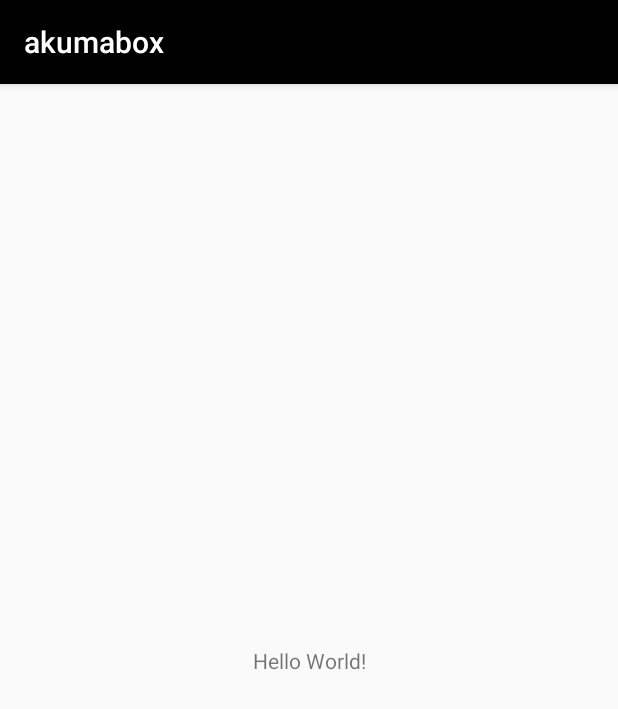
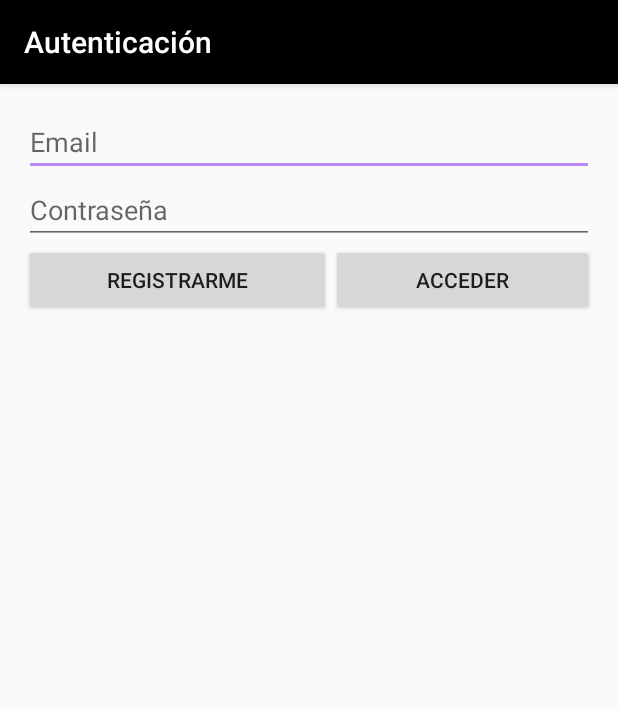
Before and after one commit to Jonadeleon/akumabox, an Android app: the screen it shows after launch (MainActivity before the commit, AuthActivity after it), on a phone screen of 412 x 824 dp. Shown: the top 709 px of the screen. Run offline under Robolectric (Android 15) with nearby library versions, the phone set to English and light mode, and no system bars; our stand-ins replace Firebase (no records; nobody signed in at launch, a user with empty details on screens opened directly).

Commit message:
Cambio de icono y de pantalla de carga inicial. Cambio fondos de la app Añadido pantalla de registro/acceso Añadiendo pantalla de informacion de jugador

```diff
--- /dev/null
+++ b/app/src/main/java/com/bulur/akumabox/AuthActivity.kt
@@ -0,0 +1,69 @@
+package com.bulur.akumabox
+
+import android.content.Intent
+import androidx.appcompat.app.AppCompatActivity
+import android.os.Bundle
+import androidx.appcompat.app.AlertDialog
+import com.google.firebase.analytics.FirebaseAnalytics
+import com.google.firebase.auth.FirebaseAuth
+import kotlinx.android.synthetic.main.activity_auth.*
+
+class AuthActivity : AppCompatActivity() {
+    override fun onCreate(savedInstanceState: Bundle?) {
+        //sleep es opcional, normalmente no se pone un tiempo de carga
+        //Thread.sleep(2000)
+
+        //establecemos el Theme
+        setTheme(R.style.AppTheme)
+
+        super.onCreate(savedInstanceState)
+        setContentView(R.layout.activity_auth)
+
+        //setup
+        setup()
+    }
+
+    //Setup
+    private fun setup(){
+        title = "Autenticación"
+        signUpButton.setOnClickListener {
+            if (emailEditText.text.isNotEmpty() && passwordEditText.text.isNotEmpty()) {
+                FirebaseAuth.getInstance().createUserWithEmailAndPassword(emailEditText.text.toString(), passwordEditText.text.toString()).addOnCompleteListener{
+                    if (it.isSuccessful){
+                        showHome(it.result?.user?.email ?:"")
+                    } else {
+                        showAlert()
+                    }
+                }
+            }
+        }
+
+        logInButton.setOnClickListener {
+            if (emailEditText.text.isNotEmpty() && passwordEditText.text.isNotEmpty()) {
+                FirebaseAuth.getInstance().signInWithEmailAndPassword(emailEditText.text.toString(), passwordEditText.text.toString()).addOnCompleteListener{
+                    if (it.isSuccessful){
+                        showHome(it.result?.user?.email ?:"")
+                    } else {
+                        showAlert()
+                    }
+                }
+            }
+        }
+    }
+
+    private fun showAlert(){
+        val builder = AlertDialog.Builder(this)
+        builder.setTitle("Error")
+        builder.setMessage("Se ha producido un error autenticando al usuario")
+        builder.setPositiveButton("aceptar", null)
+        val dialog: AlertDialog = builder.create()
+        dialog.show()
+    }
+
+    private fun showHome(email: String){
+        val homeIntent = Intent(this, HomeActivity::class.java).apply {
+            putExtra("email", email)
+        }
+        startActivity(homeIntent)
+    }
+}
--- a/app/src/main/java/com/bulur/akumabox/MainActivity.kt
+++ b/app/src/main/java/com/bulur/akumabox/MainActivity.kt
@@ -2,13 +2,19 @@ package com.bulur.akumabox
 
 import androidx.appcompat.app.AppCompatActivity
 import android.os.Bundle
+import com.google.firebase.analytics.FirebaseAnalytics
 
 class MainActivity : AppCompatActivity() {
     override fun onCreate(savedInstanceState: Bundle?) {
+        //sleep es opcional, normalmente no se pone un tiempo de carga
         Thread.sleep(2000)
+
+        //establecemos el Theme
         setTheme(R.style.AppTheme)
 
         super.onCreate(savedInstanceState)
         setContentView(R.layout.activity_main)
+
+
     }
 }
--- /dev/null
+++ b/app/src/main/res/layout/activity_auth.xml
@@ -0,0 +1,56 @@
+<?xml version="1.0" encoding="utf-8"?>
+<androidx.constraintlayout.widget.ConstraintLayout
+    xmlns:android="http://schemas.android.com/apk/res/android"
+    xmlns:app="http://schemas.android.com/apk/res-auto"
+    xmlns:tools="http://schemas.android.com/tools"
+    android:layout_width="match_parent"
+    android:layout_height="match_parent">
+
+    <LinearLayout
+        android:layout_width="0dp"
+        android:layout_height="wrap_content"
+        android:layout_marginStart="16dp"
+        android:layout_marginTop="16dp"
+        android:layout_marginEnd="16dp"
+        android:orientation="vertical"
+        app:layout_constraintEnd_toEndOf="parent"
+        app:layout_constraintStart_toStartOf="parent"
+        app:layout_constraintTop_toTopOf="parent">
+
+        <EditText
+            android:id="@+id/emailEditText"
+            android:layout_width="match_parent"
+            android:layout_height="wrap_content"
+            android:ems="10"
+            android:hint="Email"
+            android:inputType="textEmailAddress" />
+
+        <EditText
+            android:id="@+id/passwordEditText"
+            android:layout_width="match_parent"
+            android:layout_height="wrap_content"
+            android:ems="10"
+            android:hint="Contraseña"
+            android:inputType="textPassword" />
+
+        <LinearLayout
+            android:layout_width="match_parent"
+            android:layout_height="match_parent"
+            android:orientation="horizontal">
+
+            <Button
+                android:id="@+id/signUpButton"
+                android:layout_width="wrap_content"
+                android:layout_height="wrap_content"
+                android:layout_weight="1"
+                android:text="Registrarme" />
+
+            <Button
+                android:id="@+id/logInButton"
+                android:layout_width="wrap_content"
+                android:layout_height="wrap_content"
+                android:layout_weight="1"
+                android:text="Acceder" />
+        </LinearLayout>
+    </LinearLayout>
+</androidx.constraintlayout.widget.ConstraintLayout>
--- a/build.gradle
+++ b/build.gradle
@@ -8,6 +8,9 @@ buildscript {
     dependencies {
         classpath "com.android.tools.build:gradle:4.1.1"
         classpath "org.jetbrains.kotlin:kotlin-gradle-plugin:$kotlin_version"
+
+        //añadimos dependencia de base de datos
+        classpath 'com.google.gms:google-services:4.3.4'
 
         // NOTE: Do not place your application dependencies here; they belong
         // in the individual module build.gradle files
```
Also changed, not shown: app/build.gradle (+12 -0 lines), app/src/main/AndroidManifest.xml (+7 -1 lines), app/src/main/java/com/bulur/akumabox/HomeActivity.kt (added, +11 -0 lines), app/src/main/java/com/bulur/akumabox/InfoActivity.kt (added, +33 -0 lines), app/src/main/res/layout/activity_home.xml (added, +35 -0 lines), app/src/main/res/layout/activity_info.xml (added, +44 -0 lines).
